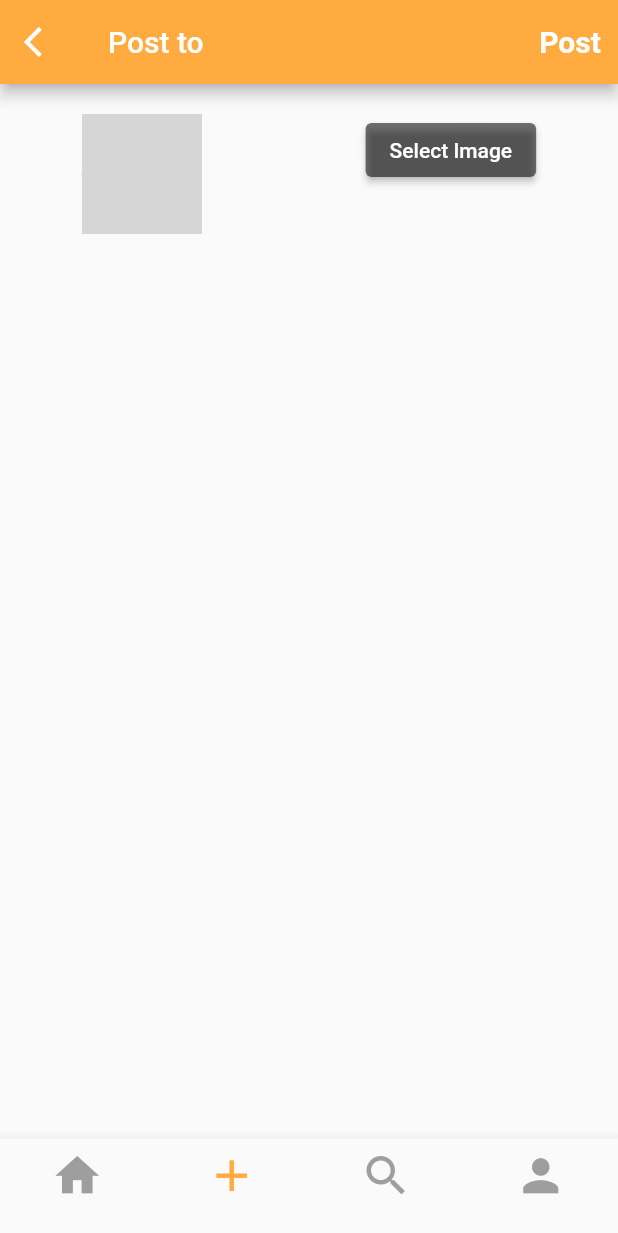
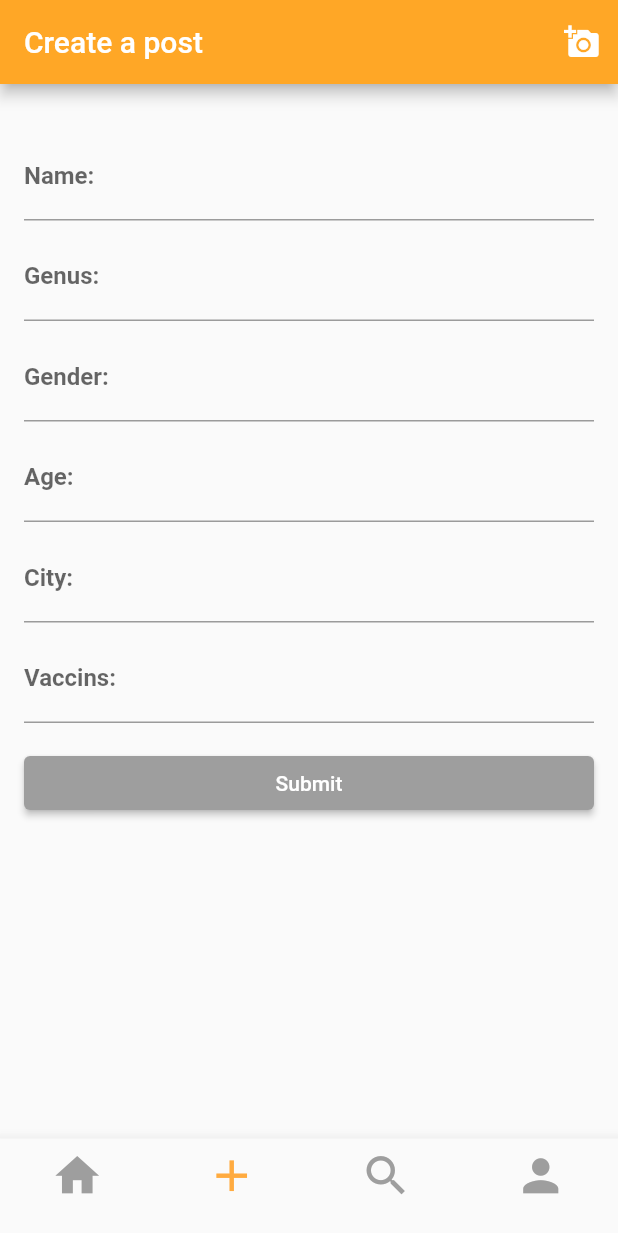
Before and after one commit to nurakacann/f149, a Flutter app: the screen it shows once a user with an empty profile is signed in, item 2 of the bottom bar chosen, on a phone screen of 412 x 824 dp. Shown: the top 1233 px of the screen. Run offline on Flutter 3.47's test engine with Material 2 defaults, Android fonts, the phone set to English and light mode, and no system bars; our stand-ins replace firebase_auth, firebase_core, image_picker, shared_preferences; accounts and stored records are empty; network calls fail; grey boxes are pictures that could not be loaded.

Commit message:
Add_page duzenlendi.

```diff
--- a/lib/pages/add_page.dart
+++ b/lib/pages/add_page.dart
@@ -1,7 +1,8 @@
+import 'dart:io';
+import 'package:flutter/material.dart';
+import 'package:image_picker/image_picker.dart';
 
-import 'package:flutter/material.dart';
-import 'package:patico/utils/colors.dart';
-import 'package:image_picker/image_picker.dart';
+import '../utils/colors.dart';
 
 class AddPage extends StatefulWidget {
   const AddPage({Key? key}) : super(key: key);
@@ -11,120 +12,220 @@ class AddPage extends StatefulWidget {
 }
 
 class _AddPageState extends State<AddPage> {
-  final ImagePicker _imagePicker = ImagePicker();
-  XFile? _selectedImage;
+  File? _imageFile;
+  TextEditingController _nameController = TextEditingController();
+  TextEditingController _genusController = TextEditingController();
+  TextEditingController _genderController = TextEditingController();
+  TextEditingController _ageController = TextEditingController();
+  TextEditingController _cityController = TextEditingController();
+  TextEditingController _vaccinsController = TextEditingController();
 
-  _selectImage(BuildContext context) async {
-    final ImageSource? source = await showDialog<ImageSource>(
+  Future<void> _showImageSourceDialog() async {
+    showDialog(
       context: context,
       builder: (BuildContext context) {
-        return SimpleDialog(
-          title: const Text('Select Image',
-            style: TextStyle(
-              color: Colors.black45,
-              fontSize: 25,
-            ),
-          ),
-
-          children: [
-            SimpleDialogOption(
-              child: const Text('Take a photo',
-                style: TextStyle(
-                  color: Colors.black,
-                  fontSize: 16,
-                  fontWeight: FontWeight.bold,
-                ),
-
-              ),
-              onPressed: () {
-                Navigator.pop(context, ImageSource.camera);
+        return AlertDialog(
+          title: const Text('Select Image Source'),
+          content: SingleChildScrollView(
+            child: ListBody(
+              children: <Widget>[
+                GestureDetector(
+                  child: const Text('Pick Image from Gallery'),
+                  onTap: () {
+                    _getImageFromGallery();
+                    Navigator.pop(context);
                   },
                 ),
-            SimpleDialogOption(
-              child: const Text('Choose from gallery',
-                style: TextStyle(
-                  color: Colors.black,
-                  fontSize: 16,
-                  fontWeight: FontWeight.bold,
-                ),
-              ),
-              onPressed: () {
-                Navigator.pop(context, ImageSource.gallery);
+                const SizedBox(height: 16),
+                GestureDetector(
+                  child: const Text('Take Image from Camera'),
+                  onTap: () {
+                    _getImageFromCamera();
+                    Navigator.pop(context);
                   },
                 ),
               ],
+            ),
+          ),
         );
       },
     );
+  }
 
-    if (source != null) {
-      final XFile? selectedImage = await _imagePicker.pickImage(source: source);
-      if (selectedImage != null) {
+  Future<void> _getImageFromGallery() async {
+    final pickedImage = await ImagePicker().pickImage(source: ImageSource.gallery);
+
     setState(() {
-          _selectedImage = selectedImage;
+      if (pickedImage != null) {
+        _imageFile = File(pickedImage.path);
+      }
     });
   }
+
+  Future<void> _getImageFromCamera() async {
+    final pickedImage = await ImagePicker().pickImage(source: ImageSource.camera);
+
+    setState(() {
+      if (pickedImage != null) {
+        _imageFile = File(pickedImage.path);
       }
+    });
+  }
+
+  @override
+  void dispose() {
+    _nameController.dispose();
+    _genusController.dispose();
+    _genderController.dispose();
+    _ageController.dispose();
+    _cityController.dispose();
+    _vaccinsController.dispose();
+    super.dispose();
   }
 
   @override
   Widget build(BuildContext context) {
     return Scaffold(
       appBar: AppBar(
-        backgroundColor: primaryColor,
-        leading: IconButton(
-          icon: Icon(Icons.arrow_back_ios),
-          onPressed: () {
-            // Implement the desired functionality
-          },
+        backgroundColor: Colors.orange.shade400,
+        title: const Text('Create a post'),
+        actions: [
+          IconButton(
+            onPressed: _showImageSourceDialog,
+            icon: const Icon(Icons.add_a_photo),
           ),
-        title: Text('Post to'),
-        centerTitle: false,
-        actions: [
-          TextButton(
-            onPressed: () {
-              // Implement the desired functionality
-            },
-            child: const Text(
-              'Post',
-              style: TextStyle(
-                color: Colors.white,
-                fontWeight: FontWeight.bold,
-                fontSize: 20,
+        ],
+      ),
+      body: ListView(
+        padding: const EdgeInsets.all(16),
+        children: [
+          if (_imageFile != null)
+            Container(
+              height: 250,
+              width: 250,
+              decoration: BoxDecoration(
+                image: DecorationImage(
+                  image: FileImage(_imageFile!),
+                  fit: BoxFit.cover,
                 ),
               ),
             ),
-        ],
+          const SizedBox(height: 16),
+          TextField(
+            controller: _nameController,
+            decoration: const InputDecoration(
+              labelText: 'Name:',
+              labelStyle: TextStyle(
+                fontWeight: FontWeight.bold,
               ),
-      body: Column(
-        children: [
-          Row(
-            mainAxisAlignment: MainAxisAlignment.spaceAround,
-            crossAxisAlignment: CrossAxisAlignment.start,
-            children: [
-              Padding(
-                padding: const EdgeInsets.all(20.0),
-                child: CircleAvatar(
-                  backgroundImage: NetworkImage(
-                    'https://images.unsplash.com/photo-1517849845537-4d257902454a?ixlib=rb-4.0.3&ixid=M3wxMjA3fDB8MHxzZWFyY2h8Mnx8cGV0JTIwcHJvZmlsZXxlbnwwfHwwfHx8MA%3D%3D&auto=format&fit=crop&w=800&q=60'
-                  ),
-                  radius: 40,
+              focusedBorder: OutlineInputBorder(
+                borderSide: BorderSide(color: primaryColor),
               ),
             ),
-              Padding(
-                padding: const EdgeInsets.all(20.0),
-                child: ElevatedButton(
-                  onPressed: () => _selectImage(context),
-                  child: Text('Select Image'),
-                  style: ButtonStyle(
-                    backgroundColor: MaterialStateProperty.all<Color>(Colors.black54),
+
+          ),
+          const SizedBox(height: 8),
+          TextField(
+            controller: _genusController,
+            decoration: const InputDecoration(
+              labelText: 'Genus:',
+              labelStyle: TextStyle(
+                fontWeight: FontWeight.bold,
+              ),
+              focusedBorder: OutlineInputBorder(
+                borderSide: BorderSide(color: primaryColor),
+              ),
+              focusedErrorBorder: OutlineInputBorder(
+                borderSide: BorderSide(color: Colors.orange),
               ),
             ),
           ),
-            ],
+          const SizedBox(height: 8),
+          TextField(
+            controller: _genderController,
+            decoration: const InputDecoration(
+              labelText: 'Gender:',
+              labelStyle: TextStyle(
+                fontWeight: FontWeight.bold,
               ),
+              focusedBorder: OutlineInputBorder(
+                borderSide: BorderSide(color: primaryColor),
+              ),
+            ),
+          ),
+          const SizedBox(height: 8),
+          TextField(
+            controller: _ageController,
+            decoration: const InputDecoration(
+              labelText: 'Age:',
+              labelStyle: TextStyle(
+                fontWeight: FontWeight.bold,
+              ),
+              focusedBorder: OutlineInputBorder(
+                borderSide: BorderSide(color: primaryColor),
+              ),
+            ),
+          ),
+          const SizedBox(height: 8),
+          TextField(
+            controller: _cityController,
+            decoration: const InputDecoration(
+              labelText: 'City:',
+              labelStyle: TextStyle(
+                fontWeight: FontWeight.bold,
+              ),
+              focusedBorder: OutlineInputBorder(
+                borderSide: BorderSide(color: primaryColor),
+              ),
+            ),
+          ),
+          const SizedBox(height: 8),
+          TextField(
+            controller: _vaccinsController,
+            decoration: const InputDecoration(
+              labelText: 'Vaccins:',
+              labelStyle: TextStyle(
+                fontWeight: FontWeight.bold,
+              ),
+              focusedBorder: OutlineInputBorder(
+                borderSide: BorderSide(color: primaryColor),
+              ),
+            ),
+          ),
+          const SizedBox(height: 16),
+          ElevatedButton(
+            style: ElevatedButton.styleFrom(
+              primary: Colors.grey,
+              padding: EdgeInsets.zero,
+            ),
+            onPressed: () {
+              // Perform the desired functionality, e.g., submit the data
+              String name = _nameController.text;
+              String genus = _genusController.text;
+              String gender = _genderController.text;
+              String age = _ageController.text;
+              String city = _cityController.text;
+              String vaccins = _vaccinsController.text;
+
+              // Use the values as needed
+              print('Name: $name');
+              print('Genus: $genus');
+              print('Gender: $gender');
+              print('Age: $age');
+              print('City: $city');
+              print('Vaccins: $vaccins');
+            },
+            child: const Text('Submit'),
+          ),
+
         ],
       ),
     );
   }
 }
+
+void main() {
+  runApp(const MaterialApp(
+    home: AddPage(),
+  ));
+}
```
Also changed, not shown: 2 other files. Lines whose indentation alone changed are shown as unchanged.
